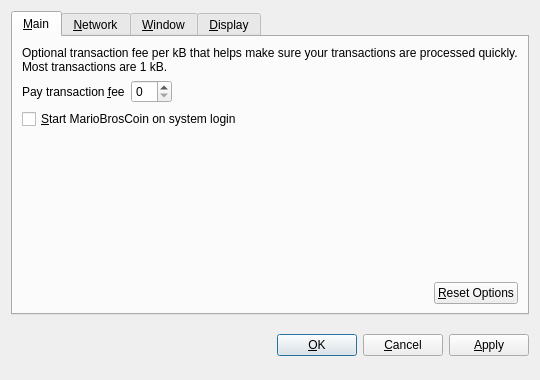
Before: the Qt Designer form src/qt/forms/optionsdialog.ui in mybrocoin/mybrocoin, drawn with Qt 5.
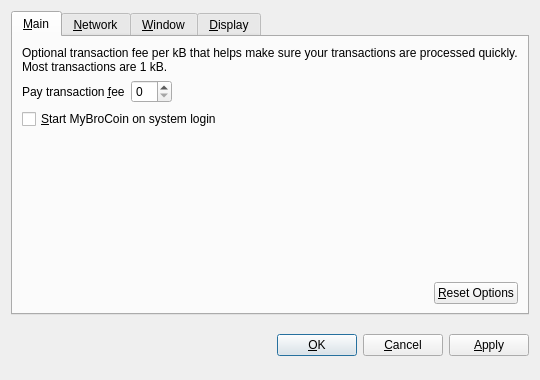
After: the same form once the commit is applied. Custom widgets are drawn as their Qt base class.

Commit message: now MyBroCoin

Patch:
```diff
--- a/src/qt/forms/optionsdialog.ui
+++ b/src/qt/forms/optionsdialog.ui
@@ -82,7 +82,7 @@
           <string>Automatically start MarioBrosCoin after logging in to the system.</string>
          </property>
          <property name="text">
-          <string>&amp;Start MarioBrosCoin on system login</string>
+          <string>&amp;Start MyBroCoin on system login</string>
          </property>
         </widget>
        </item>
```
Left out of the diff: 10 changed lines with no effect on the pictures. The commit also changes 201 other files.
